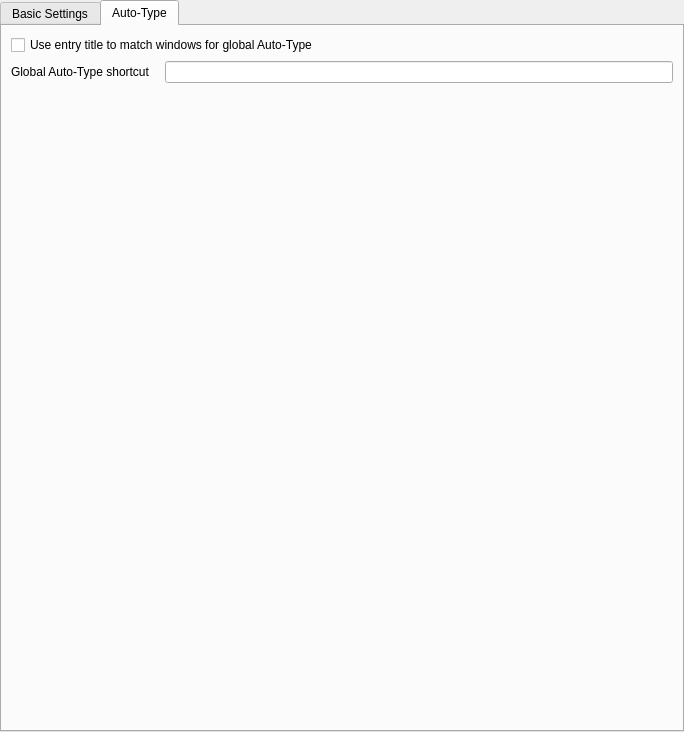
Old version of the form src/gui/SettingsWidgetGeneral.ui in the repository keepassxreboot/keepassxc.
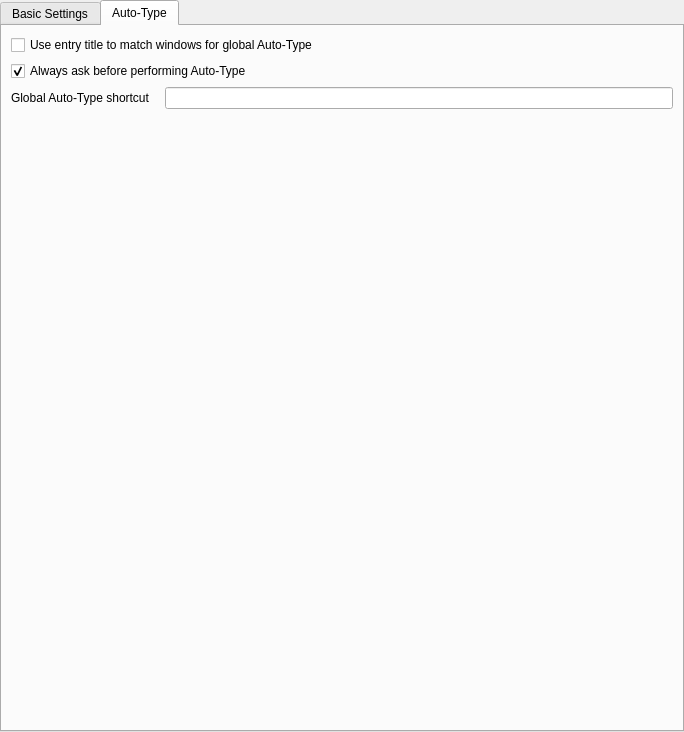
New version of the form. The open tabs and pages were chosen to show the change. Custom widgets are drawn as their Qt base class.

Commit message: Rework security settings, set sane default timeout value

Patch:
```diff
--- a/src/gui/SettingsWidgetGeneral.ui
+++ b/src/gui/SettingsWidgetGeneral.ui
@@ -300,6 +300,16 @@
          </property>
         </widget>
        </item>
+       <item>
+        <widget class="QCheckBox" name="autoTypeAskCheckBox">
+         <property name="text">
+          <string>Always ask before performing Auto-Type</string>
+         </property>
+         <property name="checked">
+          <bool>true</bool>
+         </property>
+        </widget>
+       </item>
        <item>
         <layout class="QHBoxLayout" name="horizontalLayout">
          <property name="spacing">
```
The commit also changes 3 other files.
